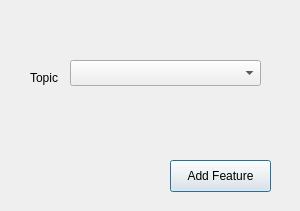
nzfarmer1/telemetrylayer, file ui_tladdfeature.ui: the form before one commit.
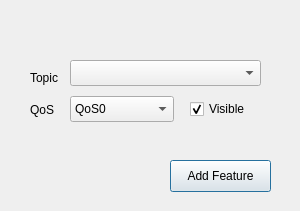
The form after the commit.

Commit message: Improvements to Feature List; Layer formatting; Constants; Add QoS and Visible to Add Feature dialog

```diff
--- a/ui_tladdfeature.ui
+++ b/ui_tladdfeature.ui
@@ -64,6 +64,69 @@
     <string>Add Feature</string>
    </property>
   </widget>
+  <widget class="QComboBox" name="selectQoS">
+   <property name="geometry">
+    <rect>
+     <x>70</x>
+     <y>96</y>
+     <width>104</width>
+     <height>26</height>
+    </rect>
+   </property>
+   <property name="toolTip">
+    <string>&lt;html&gt;&lt;head/&gt;&lt;body&gt;&lt;p&gt;Granted QoS (Not implemented by Mosquitto Library yet)&lt;/p&gt;&lt;/body&gt;&lt;/html&gt;</string>
+   </property>
+   <item>
+    <property name="text">
+     <string>QoS0</string>
+    </property>
+   </item>
+   <item>
+    <property name="text">
+     <string>QoS1</string>
+    </property>
+   </item>
+   <item>
+    <property name="text">
+     <string>QoS2</string>
+    </property>
+   </item>
+  </widget>
+  <widget class="QLabel" name="selectQoSLabel">
+   <property name="geometry">
+    <rect>
+     <x>30</x>
+     <y>100</y>
+     <width>51</width>
+     <height>20</height>
+    </rect>
+   </property>
+   <property name="toolTip">
+    <string>&lt;html&gt;&lt;head/&gt;&lt;body&gt;&lt;p&gt;Devices require a custom name and must be assigned a type&lt;/p&gt;&lt;p&gt;The name will form the basis of the MQTT Topic that gets piublished.&lt;/p&gt;&lt;p&gt;For example Water Tank 1 will be converteed to the Topic name /digisense/water/tank/1&lt;/p&gt;&lt;/body&gt;&lt;/html&gt;</string>
+   </property>
+   <property name="text">
+    <string>QoS</string>
+   </property>
+  </widget>
+  <widget class="QCheckBox" name="chkBoxVisible">
+   <property name="geometry">
+    <rect>
+     <x>190</x>
+     <y>100</y>
+     <width>85</width>
+     <height>18</height>
+    </rect>
+   </property>
+   <property name="toolTip">
+    <string>&lt;html&gt;&lt;head/&gt;&lt;body&gt;&lt;p&gt;Display on layer, or access only via the Features list available Broker Settings or by double clicking on the Layer Group Name)&lt;/p&gt;&lt;/body&gt;&lt;/html&gt;</string>
+   </property>
+   <property name="text">
+    <string>Visible</string>
+   </property>
+   <property name="checked">
+    <bool>true</bool>
+   </property>
+  </widget>
  </widget>
  <resources/>
  <connections/>
```
The commit also changes 15 other files.
